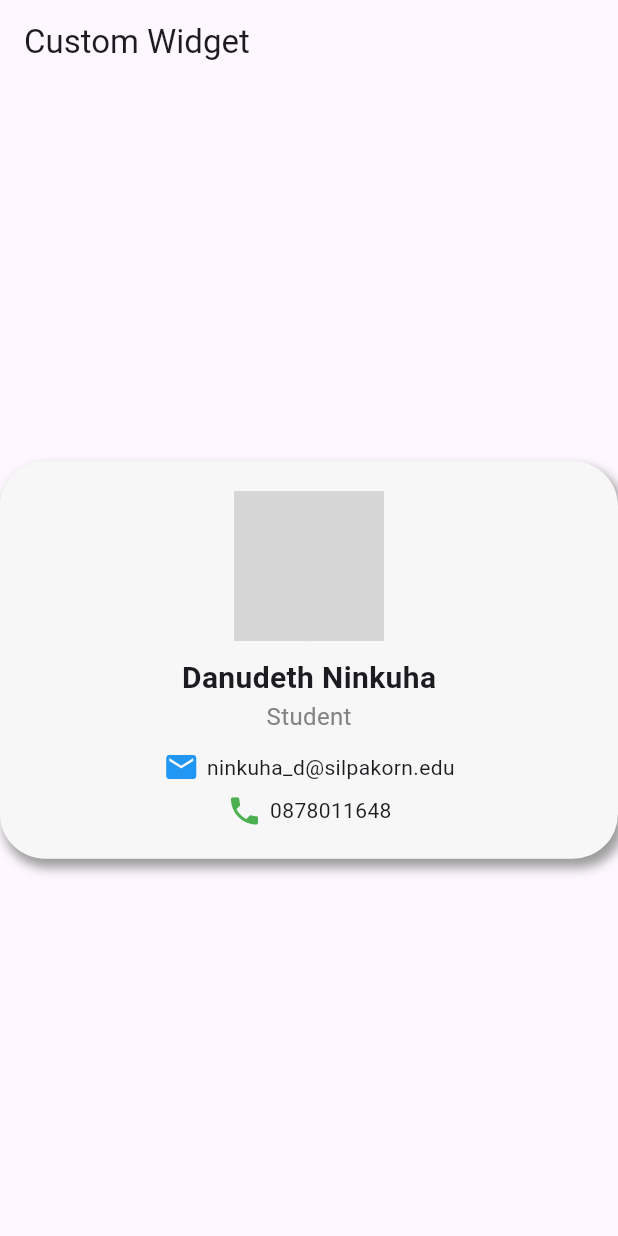
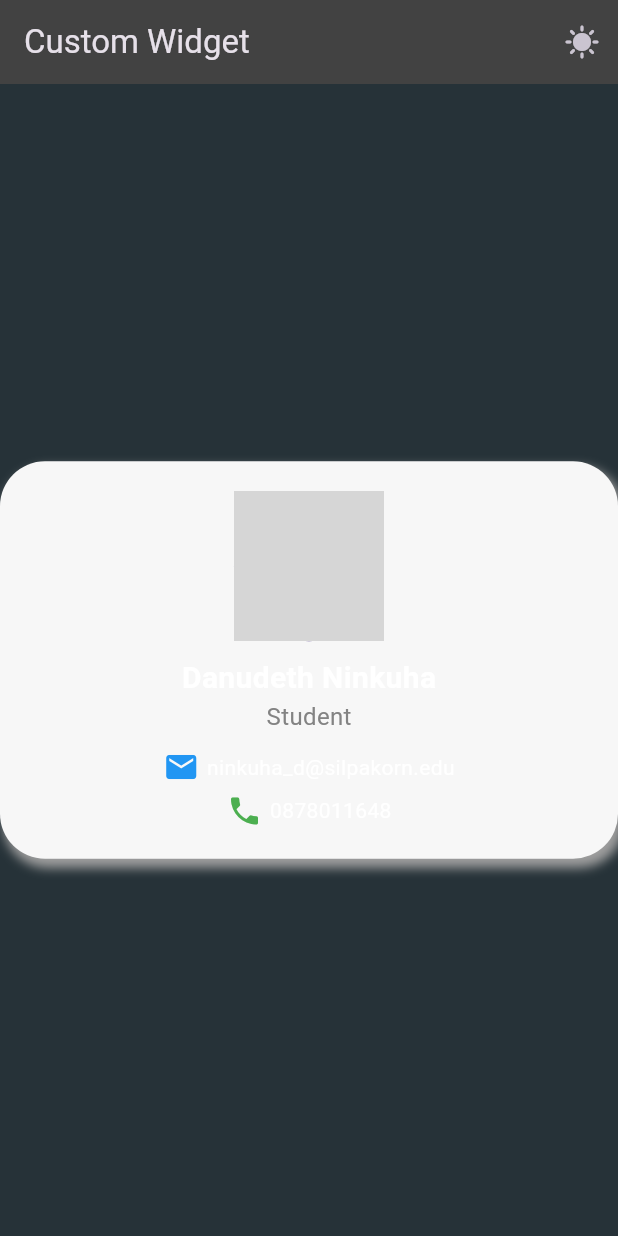
Before and after one commit to danudeth2004/Flutter_Week6, a Flutter app: the screen it shows after launch, on a phone screen of 412 x 824 dp. Run offline on Flutter 3.47's test engine with Material 3 defaults, Android fonts, the phone set to English and light mode, and no system bars; network calls fail; grey boxes are pictures that could not be loaded.

Commit message:
dark_mode_incomplete

```diff
--- a/lib/main.dart
+++ b/lib/main.dart
@@ -14,22 +14,77 @@ class MyApp extends StatelessWidget {
   Widget build(BuildContext context) {
     return MaterialApp(
       title: 'Custom Widget',
-      theme: ThemeData(
-        colorScheme: ColorScheme.fromSeed(seedColor: Colors.deepPurple),
-        useMaterial3: true,
-      ),
-      home: ProfileWidget(),
+      // theme: ThemeData(
+      //     primarySwatch: Colors.red,
+      //     textTheme: const TextTheme(
+      //       bodyMedium: TextStyle(fontSize: 20, fontWeight: FontWeight.bold),
+      //     ),
+      //     elevatedButtonTheme: ElevatedButtonThemeData(
+      //       style: ElevatedButton.styleFrom(
+      //         backgroundColor: Colors.deepPurple,
+      //         foregroundColor: Colors.white,
+      //       ),
+      //     )
+      //     ),
+      home: TestTheme(),
     );
   }
 }
 
-class ProfileWidget extends StatelessWidget {
+class TestTheme extends StatelessWidget {
+  const TestTheme({super.key});
+
+  @override
+  Widget build(BuildContext context) {
+    return MaterialApp(
+      title: 'ThemeMode Demo',
+      theme: ThemeData.light().copyWith(
+        scaffoldBackgroundColor: Colors.white,
+        textTheme: const TextTheme(bodyMedium: TextStyle(color: Colors.black)),
+        appBarTheme: const AppBarTheme(backgroundColor: Colors.deepPurple),
+      ),
+      darkTheme: ThemeData.dark().copyWith(
+        scaffoldBackgroundColor: Colors.blueGrey[900],
+        textTheme: const TextTheme(bodyMedium: TextStyle(color: Colors.white)),
+        appBarTheme: AppBarTheme(backgroundColor: Colors.grey[800]),
+      ),
+      themeMode: ThemeMode.dark,
+      home: const ProfileWidget(),
+    );
+  }
+}
+
+class ProfileWidget extends StatefulWidget {
   const ProfileWidget({super.key});
+
+  @override
+  State<ProfileWidget> createState() => _ProfileWidgetState();
+}
+
+class _ProfileWidgetState extends State<ProfileWidget> {
+  Icon currentIcon = Icon(Icons.sunny);
+
+  void setTheme() {
+    setState(() {
+      if(currentIcon == Icon(Icons.sunny)){
+        currentIcon = Icon(Icons.dark_mode);
+      } else {
+        currentIcon = Icon(Icons.sunny);
+      }
+    });
+  }
 
   @override
   Widget build(BuildContext context) {
     return Scaffold(
-      appBar: AppBar(title: const Text("Custom Widget"),),
+      appBar: AppBar(
+        title: const Text("Custom Widget"),
+        actions: <Widget>[
+          IconButton(onPressed: (){
+            setTheme();
+          }, icon: currentIcon)
+        ]
+      ),
       body: Center(
         child: Column(
           mainAxisAlignment: MainAxisAlignment.center,
@@ -39,8 +94,8 @@ class ProfileWidget extends StatelessWidget {
                 position: "Student",
                 email: "ninkuha_d@silpakorn.edu",
                 phoneNumber: "0878011648",
-            imageUrl: "https://i.pinimg.com/736x/b7/b6/bb/b7b6bb2c53f083ca7beb2acab7ee8a29.jpg"
-          )
+                imageUrl:
+                    "https://i.pinimg.com/736x/b7/b6/bb/b7b6bb2c53f083ca7beb2acab7ee8a29.jpg")
           ],
         ),
       ),
@@ -58,7 +113,7 @@ class MyWidget extends StatefulWidget {
 class _MyWidgetState extends State<MyWidget> {
   Color winColor = Colors.white;
 
-  void setWinColor(Color winColor){
+  void setWinColor(Color winColor) {
     setState(() {
       this.winColor = winColor;
     });
@@ -67,7 +122,9 @@ class _MyWidgetState extends State<MyWidget> {
   @override
   Widget build(BuildContext context) {
     return Scaffold(
-      appBar: AppBar(title: const Text("Custom Card"),),
+      appBar: AppBar(
+        title: const Text("Custom Card"),
+      ),
       backgroundColor: winColor,
       body: Center(
           child: Column(
@@ -78,16 +135,46 @@ class _MyWidgetState extends State<MyWidget> {
           // CustomCard(text: "Green", backgroundColor: Colors.green,),
           // SizedBox(height: 10,),
           // CustomCard(text: "Blue", backgroundColor: Colors.blue, isCircle: true,),
-            CustomCounterWidget(title: "Team A", backgroundColor: Colors.red, onPlayerWin: setWinColor,),
-            SizedBox(height: 10,),
-            CustomCounterWidget(title: "Team B", backgroundColor: Colors.blue, onPlayerWin: setWinColor,),
+          CustomCounterWidget(
+            title: "Team A",
+            backgroundColor: Colors.red,
+            onPlayerWin: setWinColor,
+          ),
+          SizedBox(
+            height: 10,
+          ),
+          CustomCounterWidget(
+            title: "Team B",
+            backgroundColor: Colors.blue,
+            onPlayerWin: setWinColor,
+          ),
           // //test func with button
           // ElevatedButton(onPressed: (){
           //   setWinColor(Colors.red);
           // }, child: Text("Set Win Color"))
         ],
-        )
-      ),
+      )),
     );
   }
 }
+
+class HomeScreen extends StatelessWidget {
+  const HomeScreen({super.key});
+
+  @override
+  Widget build(BuildContext context) {
+    return Scaffold(
+      appBar: AppBar(
+        title: Text("Theme"),
+      ),
+      body: Center(
+          child: Column(mainAxisAlignment: MainAxisAlignment.center, children: [
+        Text('Hello World'),
+        ElevatedButton(
+          onPressed: () {},
+          child: const Text("Press Me!"),
+        )
+      ])),
+    );
+  }
+}
```
Lines whose indentation alone changed are shown as unchanged.
